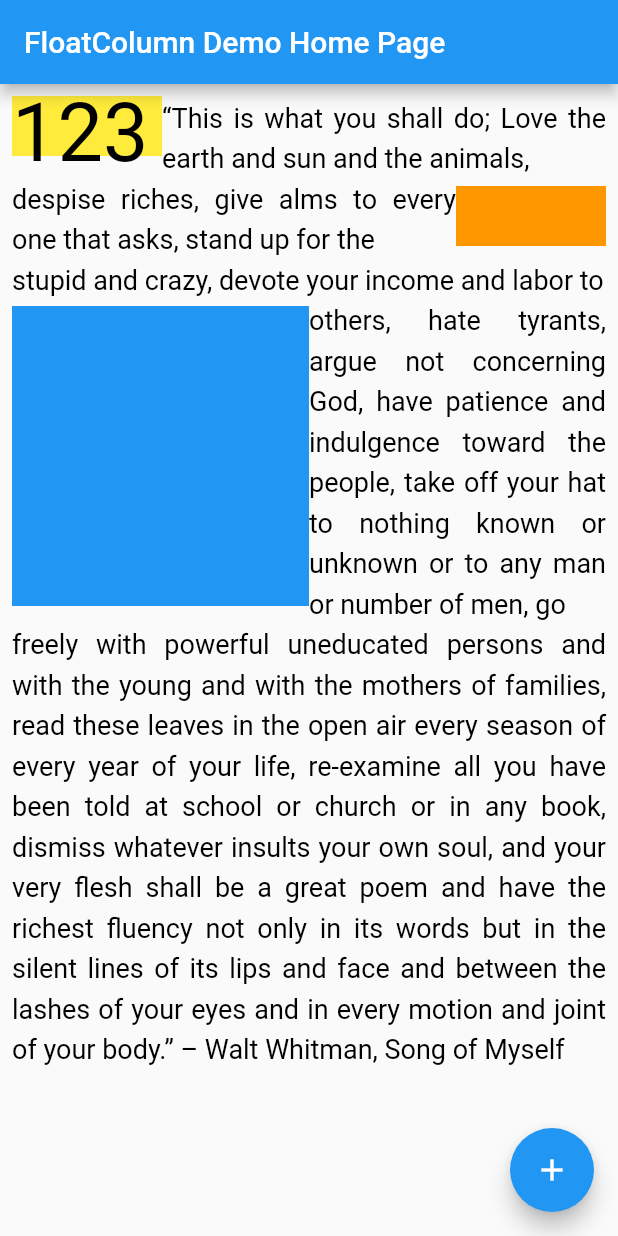
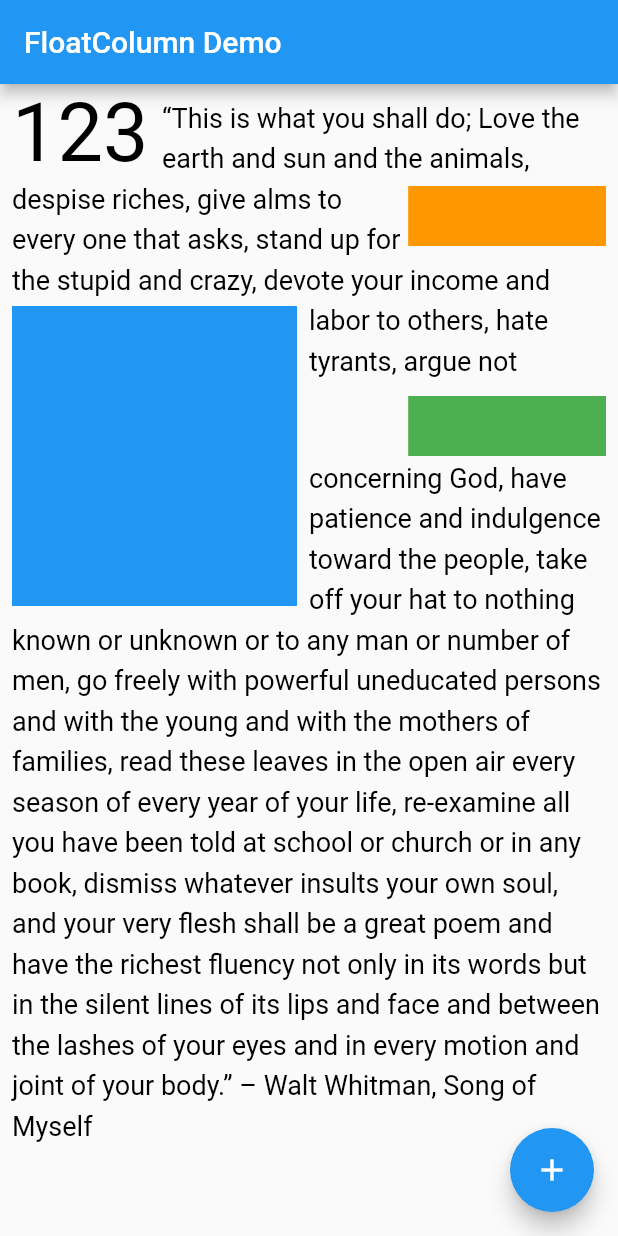
Before and after one commit to ronjb/float_column, a Flutter app: the screen it shows after launch, on a phone screen of 412 x 824 dp. Run offline on Flutter 3.47's test engine with Material 2 defaults, Android fonts, the phone set to English and light mode, and no system bars.

```diff
--- a/example/lib/main.dart
+++ b/example/lib/main.dart
@@ -38,7 +38,7 @@ class _MyHomePageState extends State<MyHomePage> {
   Widget build(BuildContext context) {
     // const TextAlign? textAlign = null;
     // const textAlign = TextAlign.center;
-    const textAlign = TextAlign.justify;
+    const textAlign = TextAlign.start;
     // const textAlign = TextAlign.end;
     // const textAlign = TextAlign.left;
     // const textAlign = TextAlign.right;
@@ -52,7 +52,7 @@ class _MyHomePageState extends State<MyHomePage> {
 
     return Scaffold(
       appBar: AppBar(
-        title: const Text('FloatColumn Demo Home Page'),
+        title: const Text('FloatColumn Demo'),
       ),
       body: DefaultTextStyle(
         style: const TextStyle(fontSize: 18, color: Colors.black, height: 1.5),
@@ -73,21 +73,28 @@ class _MyHomePageState extends State<MyHomePage> {
                     crossAxisAlignment: crossAxisAlignment,
                     children: [
                       const Floatable(float: FCFloat.start, child: ChapterNumber(123)),
-                      // Floatable(
-                      //     float: FCFloat.start,
-                      //     clear: FCClear.both,
-                      //     child: Container(width: 100, height: boxHeight, color: Colors.green)),
                       Floatable(
                           float: FCFloat.end,
                           clear: FCClear.both,
                           clearMinSpacing: 20,
-                          child: Container(width: 100, height: boxHeight, color: Colors.orange)),
+                          maxWidthPercentage: 0.333,
+                          child: Container(height: boxHeight, color: Colors.orange)),
                       Floatable(
                           float: FCFloat.start,
                           clear: FCClear.both,
                           clearMinSpacing: 40,
                           maxWidthPercentage: 0.5,
-                          child: Container(height: 200, color: Colors.blue)),
+                          child: Container(
+                            height: 200,
+                            color: Colors.blue,
+                            margin: const EdgeInsets.only(right: 8),
+                          )),
+                      Floatable(
+                          float: FCFloat.end,
+                          clear: FCClear.end,
+                          clearMinSpacing: 100,
+                          maxWidthPercentage: 0.333,
+                          child: Container(height: boxHeight, color: Colors.green)),
                       // Floatable(
                       //     float: FCFloat.right,
                       //     clear: FCClear.both,
@@ -120,8 +127,10 @@ class ChapterNumber extends StatelessWidget {
   @override
   Widget build(BuildContext context) {
     return Container(
-      color: Colors.yellow,
-      padding: const EdgeInsets.only(right: 10),
+      // color: Colors.yellow,
+      padding: Directionality.of(context) == TextDirection.ltr
+          ? const EdgeInsets.only(right: 10)
+          : const EdgeInsets.only(left: 10),
       child: SizedOverflowBox(
         size: const Size(90, 40),
         alignment: Alignment.topLeft,
@@ -137,7 +146,9 @@ class ChapterNumber extends StatelessWidget {
 
 TextSpan getText1() => TextSpan(children: [
       // const TextSpan(text: '"این همان کاری است که شما باید انجام دهید. زمین و خورشید و حیوانات را دوست داشته باشید ، ثروت را تحقیر کنید ، به هر کسی که درخواست می کند صدقه دهید ، برای احمقان و دیوانه ها ایستادگی کنید ، درآمد و زحمت خود را به دیگران اختصاص دهید ، از جباران متنفر شوید ، در مورد خدا بحث نکنید ، صبر و شادی کنید مردم ، کلاه خود را از چیزی که شناخته شده یا ناشناخته است یا برای هر مرد یا تعداد زیادی مرد بردارید ، آزادانه با افراد تحصیل کرده قدرتمند و با جوانان و مادران خانواده بروید ، این برگها را در هر فصل از هر سال در هوای آزاد بخوانید زندگی خود را بررسی کنید ، تمام آنچه را که در مدرسه یا کلیسا یا هر کتاب به شما گفته شده است ، بررسی کنید ، هر آنچه را که به روح خود توهین می کند کنار بگذارید ، و گوشت شما یک شعر عالی خواهد بود و نه تنها در کلمات بلکه در سکوت غنی ترین تسلط را دارد خطوط لب و صورت و بین مژه های چشم و در هر حرکت و مفصل بدن شما. " - والت ویتمن ، آهنگ خودم'),
-      const TextSpan(text: '“This is what you shall do; Love the earth and sun and the animals, despise riches, give alms to every one that asks, stand up for the stupid and crazy, devote your income and labor to others, hate tyrants, argue not concerning God, have patience and indulgence toward the people, take off your hat to nothing known or unknown or to any man or number of men, go freely with powerful uneducated persons and with the young and with the mothers of families, read these leaves in the open air every season of every year of your life, re-examine all you have been told at school or church or in any book, dismiss whatever insults your own soul, and your very flesh shall be a great poem and have the richest fluency not only in its words but in the silent lines of its lips and face and between the lashes of your eyes and in every motion and joint of your body.” – Walt Whitman, Song of Myself'),
+      const TextSpan(
+          text:
+              '“This is what you shall do; Love the earth and sun and the animals, despise riches, give alms to every one that asks, stand up for the stupid and crazy, devote your income and labor to others, hate tyrants, argue not concerning God, have patience and indulgence toward the people, take off your hat to nothing known or unknown or to any man or number of men, go freely with powerful uneducated persons and with the young and with the mothers of families, read these leaves in the open air every season of every year of your life, re-examine all you have been told at school or church or in any book, dismiss whatever insults your own soul, and your very flesh shall be a great poem and have the richest fluency not only in its words but in the silent lines of its lips and face and between the lashes of your eyes and in every motion and joint of your body.” – Walt Whitman, Song of Myself'),
       // const TextSpan(
       //     text: 'Neque porro quisquam est, qui dolorem '
       //         'ipsum quia dolor sit amet. '
--- a/lib/src/float_column.dart
+++ b/lib/src/float_column.dart
@@ -44,13 +44,15 @@ class FloatColumn extends MultiChildRenderObjectWidget {
     final result = <Widget>[];
     for (final child in list) {
       if (child is Widget) {
-        final float = child is Floatable ? child.float : FCFloat.none;
-        final clear = child is Floatable ? child.clear : FCClear.none;
-        final clearMinSpacing = child is Floatable ? child.clearMinSpacing : 0.0;
-        final maxWidthPercentage = child is Floatable ? child.maxWidthPercentage : 1.0;
         result.add(MetaData(
-            metaData: FloatTag(index, 0, float, clear,
-                clearMinSpacing: clearMinSpacing, maxWidthPercentage: maxWidthPercentage),
+            metaData: FloatTag(
+              index,
+              0,
+              child is Floatable ? child.float : FCFloat.none,
+              child is Floatable ? child.clear : FCClear.none,
+              clearMinSpacing: child is Floatable ? child.clearMinSpacing : 0.0,
+              maxWidthPercentage: child is Floatable ? child.maxWidthPercentage : 1.0,
+            ),
             child: child));
       } else if (child is WrappableText) {
         // Traverses the paragraph's InlineSpan tree and depth-first collects the list of
@@ -59,12 +61,14 @@ class FloatColumn extends MultiChildRenderObjectWidget {
         child.text.visitChildren((span) {
           if (span is WidgetSpan) {
             final child = span.child;
-            final float = child is Floatable ? child.float : FCFloat.none;
-            final clear = child is Floatable ? child.clear : FCClear.none;
-            final clearMinSpacing = child is Floatable ? child.clearMinSpacing : 0.0;
-            final maxWidthPercentage = child is Floatable ? child.maxWidthPercentage : 1.0;
-            final tag = FloatTag(index, placeholderIndex++, float, clear,
-                clearMinSpacing: clearMinSpacing, maxWidthPercentage: maxWidthPercentage);
+            final tag = FloatTag(
+              index,
+              placeholderIndex++,
+              child is Floatable ? child.float : FCFloat.none,
+              child is Floatable ? child.clear : FCClear.none,
+              clearMinSpacing: child is Floatable ? child.clearMinSpacing : 0.0,
+              maxWidthPercentage: child is Floatable ? child.maxWidthPercentage : 1.0,
+            );
             result.add(MetaData(
               metaData: tag,
               child: Semantics(tagForChildren: tag, child: child),
```
Also changed, not shown: example/FloatColumnRTL.gif (added), 2 other files.
